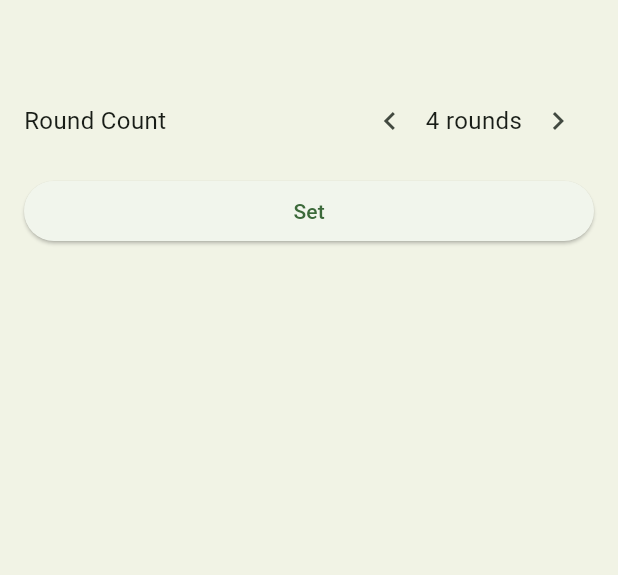
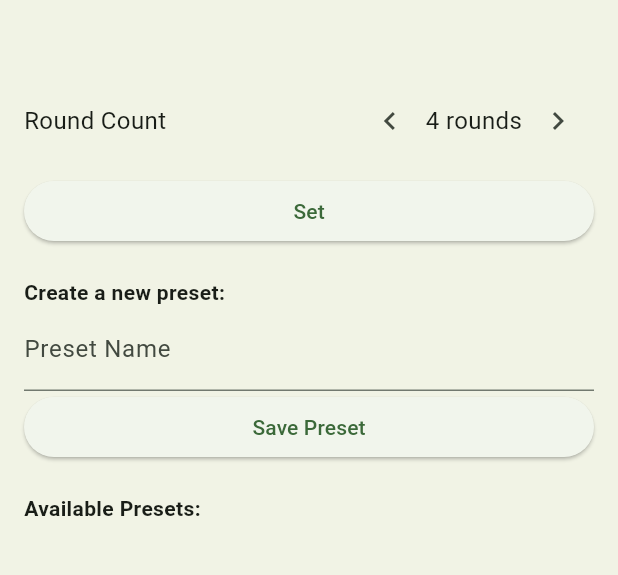
Before and after one commit to KvietelaitisMartynas/froggydoro_timer, a Flutter app: the screen it shows after launch, item 2 of the bottom bar chosen, after a tap on "Work/Break Time", on a phone screen of 412 x 824 dp, the part 317-892 px from its top. Run offline on Flutter 3.47's test engine with Material 3 defaults, Android fonts, the phone set to English and light mode, and no system bars; our stand-ins replace audioplayers, flutter_local_notifications, permission_handler, shared_preferences, timezone, wakelock_plus; Roboto replaces fonts that are missing (Inter).

Commit message:
Presets working

```diff
--- a/froggydoro/lib/screens/time_settings_screen.dart
+++ b/froggydoro/lib/screens/time_settings_screen.dart
@@ -1,5 +1,6 @@
 import 'package:flutter/material.dart';
 import 'package:shared_preferences/shared_preferences.dart';
+import 'dart:convert';
 import '../widgets/time_step.dart';
 
 class TimeSettingsScreen extends StatefulWidget {
@@ -15,11 +16,14 @@ class _TimeSettingsScreenState extends State<TimeSettingsScreen> {
   int _workMinutes = 25;
   int _breakMinutes = 5;
   int _roundCount = 4;
+  List<Map<String, dynamic>> _presets = [];
+  TextEditingController _presetNameController = TextEditingController();
 
   @override
   void initState() {
     super.initState();
     _loadTimeSettings();
+    _loadPresets();
   }
 
   Future<void> _loadTimeSettings() async {
@@ -38,9 +42,159 @@ class _TimeSettingsScreenState extends State<TimeSettingsScreen> {
     await prefs.setInt('roundCount', _roundCount);
   }
 
-  void saveTime() {
+  Future<void> _savePreset(String name) async {
+    final prefs = await SharedPreferences.getInstance();
+
+    final newPreset = {
+      'name': name,
+      'workMinutes': _workMinutes,
+      'breakMinutes': _breakMinutes,
+      'roundCount': _roundCount,
+    };
+
+    List<String> savedPresets = prefs.getStringList('presets') ?? [];
+    savedPresets.add(name);
+    prefs.setStringList('presets', savedPresets);
+
+    List<String> presetValues = prefs.getStringList('presetValues') ?? [];
+    presetValues.add(json.encode(newPreset));
+    prefs.setStringList('presetValues', presetValues);
+
+    setState(() {
+      _presets.add(newPreset);
+    });
+  }
+
+  Future<void> _loadPresets() async {
+    final prefs = await SharedPreferences.getInstance();
+    List<String> savedPresets = prefs.getStringList('presets') ?? [];
+    List<String> presetValues = prefs.getStringList('presetValues') ?? [];
+
+    List<Map<String, dynamic>> loadedPresets = [];
+    for (int i = 0; i < savedPresets.length; i++) {
+      try {
+        Map<String, dynamic> preset = json.decode(presetValues[i]);
+        if (preset['name'] != null) {
+          loadedPresets.add(preset);
+        }
+      } catch (e) {
+        print("Error loading preset: $e");
+      }
+    }
+
+    setState(() {
+      _presets = loadedPresets;
+    });
+  }
+
+  void _applyPreset(Map<String, dynamic> preset) {
+    setState(() {
+      _workMinutes = preset['workMinutes'] ?? 25;
+      _breakMinutes = preset['breakMinutes'] ?? 5;
+      _roundCount = preset['roundCount'] ?? 4;
+    });
     widget.updateTimer(_workMinutes, 0, _breakMinutes, 0, _roundCount);
-    _saveTimeSettings();
+  }
+
+  Future<void> _deletePreset(int index) async {
+    final prefs = await SharedPreferences.getInstance();
+    List<String> savedPresets = prefs.getStringList('presets') ?? [];
+    List<String> presetValues = prefs.getStringList('presetValues') ?? [];
+
+    savedPresets.removeAt(index);
+    presetValues.removeAt(index);
+
+    prefs.setStringList('presets', savedPresets);
+    prefs.setStringList('presetValues', presetValues);
+
+    setState(() {
+      _presets.removeAt(index);
+    });
+  }
+
+  @override
+  Widget build(BuildContext context) {
+    return Scaffold(
+      appBar: AppBar(
+        title: const Text(
+          'Set Time',
+          style: TextStyle(
+            fontFamily: 'Inter',
+            fontWeight: FontWeight.w600,
+            fontSize: 24,
+            letterSpacing: -0.24,
+          ),
+        ),
+      ),
+      body: Padding(
+        padding: const EdgeInsets.all(16.0),
+        child: ListView(
+          children: [
+            TimeStep(
+              label: "Work Time",
+              value: _workMinutes,
+              onIncrement: addWorkTime,
+              onDecrement: subtractWorkTime,
+              unit: 'min',
+            ),
+            const SizedBox(height: 20),
+            TimeStep(
+              label: "Break Time",
+              value: _breakMinutes,
+              onIncrement: addBreakTime,
+              onDecrement: subtractBreakTime,
+              unit: 'min',
+            ),
+            const SizedBox(height: 20),
+            TimeStep(
+              label: "Round Count",
+              value: _roundCount,
+              onIncrement: addRound,
+              onDecrement: subtractRound,
+              unit: 'rounds',
+            ),
+            ElevatedButton(onPressed: saveTime, child: const Text("Set")),
+            const SizedBox(height: 20),
+            const Text(
+              "Create a new preset:",
+              style: TextStyle(fontWeight: FontWeight.bold),
+            ),
+            TextField(
+              controller: _presetNameController,
+              decoration: const InputDecoration(labelText: "Preset Name"),
+            ),
+            ElevatedButton(
+              onPressed: () {
+                if (_presetNameController.text.isNotEmpty) {
+                  _savePreset(_presetNameController.text);
+                  _presetNameController.clear();
+                }
+              },
+              child: const Text("Save Preset"),
+            ),
+            const SizedBox(height: 20),
+            const Text(
+              "Available Presets:",
+              style: TextStyle(fontWeight: FontWeight.bold),
+            ),
+            ListView.builder(
+              shrinkWrap: true,
+              itemCount: _presets.length,
+              itemBuilder: (context, index) {
+                return ListTile(
+                  title: Text(_presets[index]['name'] ?? 'Unnamed Preset'),
+                  onTap: () => _applyPreset(_presets[index]),
+                  trailing: IconButton(
+                    icon: const Icon(Icons.delete),
+                    onPressed: () => _deletePreset(index),
+                  ),
+                );
+              },
+            ),
+          ],
+        ),
+      ),
+    );
   }
 
   void addWorkTime() {
@@ -91,51 +245,8 @@ class _TimeSettingsScreenState extends State<TimeSettingsScreen> {
     });
   }
 
-  @override
-  Widget build(BuildContext context) {
-    return Scaffold(
-      appBar: AppBar(
-        title: const Text(
-          'Set Time',
-          style: TextStyle(
-            fontFamily: 'Inter',
-            fontWeight: FontWeight.w600,
-            fontSize: 24,
-            letterSpacing: -0.24,
-          ),
-        ),
-      ),
-      body: Padding(
-        padding: const EdgeInsets.all(16.0),
-        child: ListView(
-          children: [
-            TimeStep(
-              label: "Work Time",
-              value: _workMinutes,
-              onIncrement: addWorkTime,
-              onDecrement: subtractWorkTime,
-              unit: 'min',
-            ),
-            const SizedBox(height: 20),
-            TimeStep(
-              label: "Break Time",
-              value: _breakMinutes,
-              onIncrement: addBreakTime,
-              onDecrement: subtractBreakTime,
-              unit: 'min',
-            ),
-            const SizedBox(height: 20),
-            TimeStep(
-              label: "Round Count",
-              value: _roundCount,
-              onIncrement: addRound,
-              onDecrement: subtractRound,
-              unit: 'rounds',
-            ),
-            ElevatedButton(onPressed: saveTime, child: const Text("Set")),
-          ],
-        ),
-      ),
-    );
+  void saveTime() {
+    widget.updateTimer(_workMinutes, 0, _breakMinutes, 0, _roundCount);
+    _saveTimeSettings();
   }
 }
```
